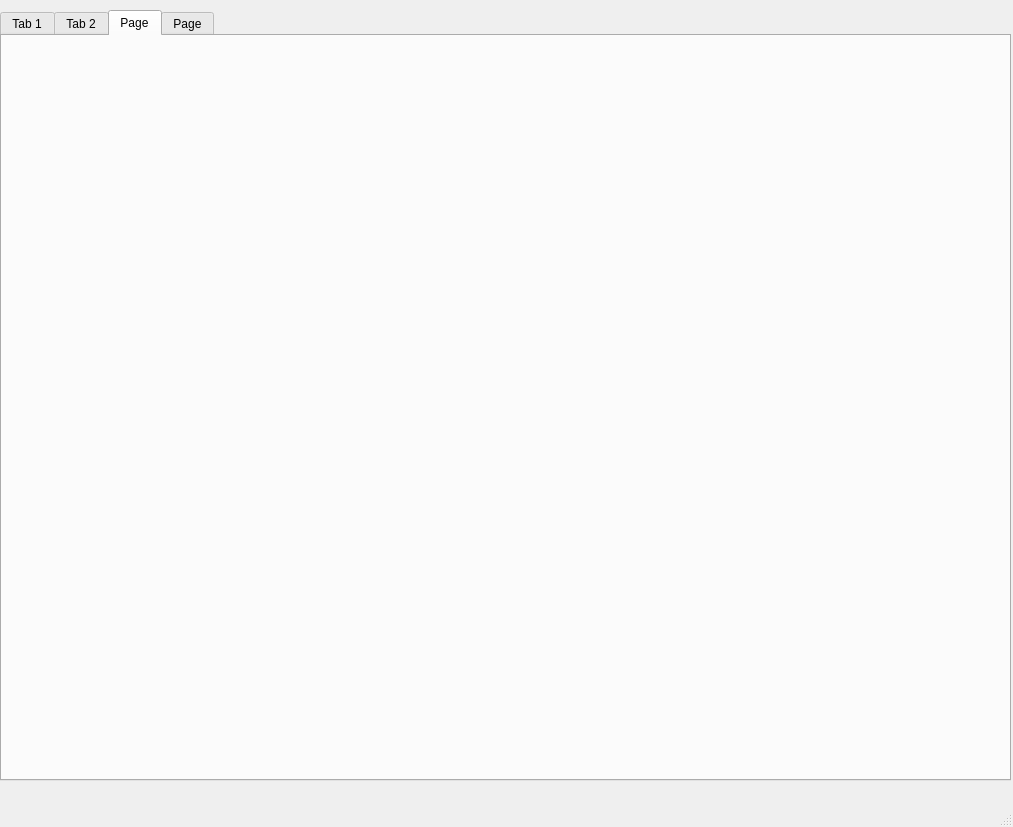
Old version of the form UI/pyQt5_GUI/mainwindow.ui in the repository zeltsi/Bitpy.
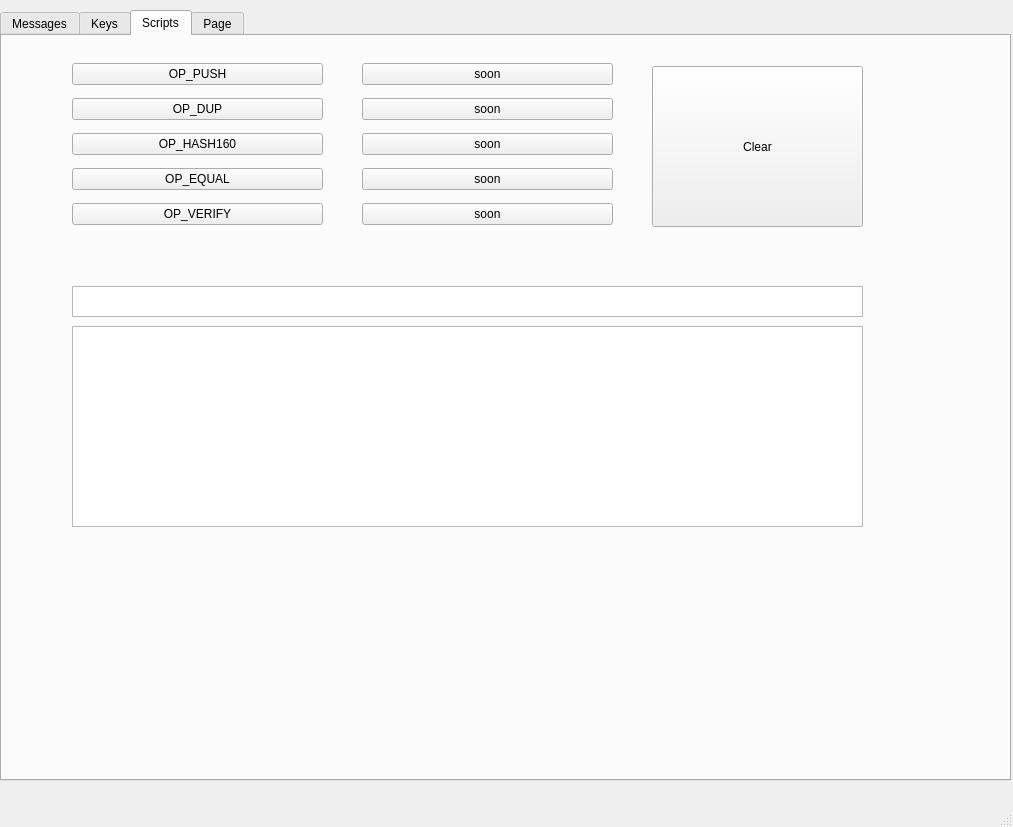
New version of the form. The open tabs and pages were chosen to show the change.

Commit message: Changes in the UI. Added a few OP_CODES, ping and pong messages needs to be inserted manually using a popup window

```diff
--- a/UI/pyQt5_GUI/mainwindow.ui
+++ b/UI/pyQt5_GUI/mainwindow.ui
@@ -28,7 +28,7 @@
     </property>
     <widget class="QWidget" name="tab_3">
      <attribute name="title">
-      <string>Tab 1</string>
+      <string>Messages</string>
      </attribute>
      <widget class="QWidget" name="verticalLayoutWidget">
       <property name="geometry">
@@ -129,7 +129,7 @@
     </widget>
     <widget class="QWidget" name="tab_4">
      <attribute name="title">
-      <string>Tab 2</string>
+      <string>Keys</string>
      </attribute>
      <widget class="QPushButton" name="createAddressButton">
       <property name="geometry">
@@ -183,8 +183,135 @@
     </widget>
     <widget class="QWidget" name="tab_5">
      <attribute name="title">
-      <string>Page</string>
+      <string>Scripts</string>
      </attribute>
+     <widget class="QWidget" name="gridLayoutWidget">
+      <property name="geometry">
+       <rect>
+        <x>70</x>
+        <y>20</y>
+        <width>251</width>
+        <height>181</height>
+       </rect>
+      </property>
+      <layout class="QGridLayout" name="gridLayout_2">
+       <item row="0" column="0">
+        <widget class="QPushButton" name="OP_PUSH">
+         <property name="text">
+          <string>OP_PUSH</string>
+         </property>
+        </widget>
+       </item>
+       <item row="3" column="0">
+        <widget class="QPushButton" name="OP_EQUAL">
+         <property name="text">
+          <string>OP_EQUAL</string>
+         </property>
+        </widget>
+       </item>
+       <item row="1" column="0">
+        <widget class="QPushButton" name="OP_DUP">
+         <property name="text">
+          <string>OP_DUP</string>
+         </property>
+        </widget>
+       </item>
+       <item row="2" column="0">
+        <widget class="QPushButton" name="OP_HASH160">
+         <property name="text">
+          <string>OP_HASH160</string>
+         </property>
+        </widget>
+       </item>
+       <item row="4" column="0">
+        <widget class="QPushButton" name="OP_VERIFY">
+         <property name="text">
+          <string>OP_VERIFY</string>
+         </property>
+        </widget>
+       </item>
+      </layout>
+     </widget>
+     <widget class="QTextBrowser" name="scriptText">
+      <property name="geometry">
+       <rect>
+        <x>70</x>
+        <y>290</y>
+        <width>791</width>
+        <height>201</height>
+       </rect>
+      </property>
+     </widget>
+     <widget class="QWidget" name="gridLayoutWidget_3">
+      <property name="geometry">
+       <rect>
+        <x>360</x>
+        <y>20</y>
+        <width>251</width>
+        <height>181</height>
+       </rect>
+      </property>
+      <layout class="QGridLayout" name="gridLayout_5">
+       <item row="0" column="0">
+        <widget class="QPushButton" name="pushButton_23">
+         <property name="text">
+          <string>soon</string>
+         </property>
+        </widget>
+       </item>
+       <item row="3" column="0">
+        <widget class="QPushButton" name="pushButton_24">
+         <property name="text">
+          <string>soon</string>
+         </property>
+        </widget>
+       </item>
+       <item row="1" column="0">
+        <widget class="QPushButton" name="pushButton_25">
+         <property name="text">
+          <string>soon</string>
+         </property>
+        </widget>
+       </item>
+       <item row="2" column="0">
+        <widget class="QPushButton" name="pushButton_26">
+         <property name="text">
+          <string>soon</string>
+         </property>
+        </widget>
+       </item>
+       <item row="4" column="0">
+        <widget class="QPushButton" name="pushButton_27">
+         <property name="text">
+          <string>soon</string>
+         </property>
+        </widget>
+       </item>
+      </layout>
+     </widget>
+     <widget class="QTextBrowser" name="scriptLine">
+      <property name="geometry">
+       <rect>
+        <x>70</x>
+        <y>250</y>
+        <width>791</width>
+        <height>31</height>
+       </rect>
+      </property>
+     </widget>
+     <widget class="QPushButton" name="pushButton_7">
+      <property name="geometry">
+       <rect>
+        <x>650</x>
+        <y>30</y>
+        <width>211</width>
+        <height>161</height>
+       </rect>
+      </property>
+      <property name="text">
+       <string>Clear</string>
+      </property>
+     </widget>
     </widget>
     <widget class="QWidget" name="tab_6">
      <attribute name="title">
```
Left out of the diff: 6 changed lines with no effect on the pictures. The commit also changes 16 other files.
